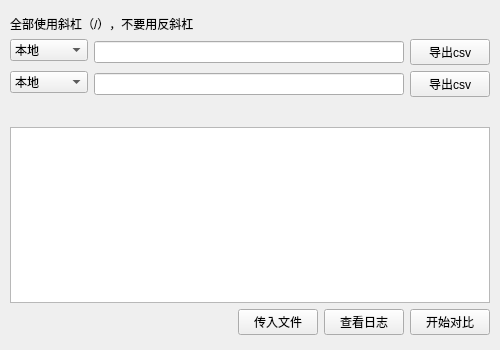
Before: the Qt Designer form main.ui in Lantern-9/FileTreeComparison, drawn with Qt 5.
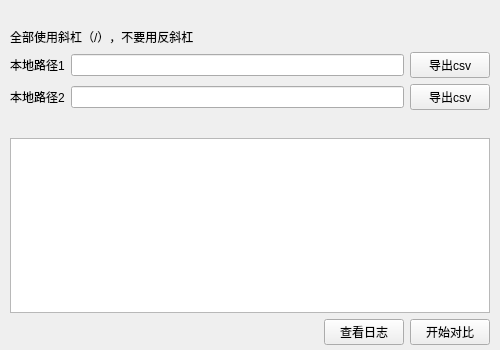
After: the same form once the commit is applied.

Commit message: 代码结构大调整，只对比本地文件，作为一个学习用例

Diff of the .ui file:
```diff
--- a/main.ui
+++ b/main.ui
@@ -77,7 +77,7 @@
       <height>350</height>
      </size>
     </property>
-    <layout class="QVBoxLayout" name="verticalLayout" stretch="0,0,0,0,0">
+    <layout class="QVBoxLayout" name="verticalLayout" stretch="0,0,0,0,0,0">
      <property name="sizeConstraint">
       <enum>QLayout::SetDefaultConstraint</enum>
      </property>
@@ -85,14 +85,27 @@
       <number>10</number>
      </property>
      <property name="topMargin">
-      <number>15</number>
+      <number>5</number>
      </property>
      <property name="rightMargin">
       <number>10</number>
      </property>
      <property name="bottomMargin">
-      <number>15</number>
+      <number>5</number>
      </property>
+     <item>
+      <spacer name="verticalSpacer_2">
+       <property name="orientation">
+        <enum>Qt::Vertical</enum>
+       </property>
+       <property name="sizeHint" stdset="0">
+        <size>
+         <width>20</width>
+         <height>40</height>
+        </size>
+       </property>
+      </spacer>
+     </item>
      <item>
       <widget class="QLabel" name="label">
        <property name="text">
@@ -122,20 +135,6 @@
          </item>
         </layout>
        </item>
-       <item row="2" column="0">
-        <widget class="QComboBox" name="comboBox_2">
-         <item>
-          <property name="text">
-           <string>本地</string>
-          </property>
-         </item>
-         <item>
-          <property name="text">
-           <string>百度网盘</string>
-          </property>
-         </item>
-        </widget>
-       </item>
        <item row="2" column="1">
         <layout class="QHBoxLayout" name="horizontalLayout_2">
          <item>
@@ -151,17 +150,17 @@
         </layout>
        </item>
        <item row="1" column="0">
-        <widget class="QComboBox" name="comboBox">
-         <item>
-          <property name="text">
-           <string>本地</string>
-          </property>
-         </item>
-         <item>
-          <property name="text">
-           <string>百度网盘</string>
-          </property>
-         </item>
+        <widget class="QLabel" name="label_2">
+         <property name="text">
+          <string>本地路径1</string>
+         </property>
+        </widget>
+       </item>
+       <item row="2" column="0">
+        <widget class="QLabel" name="label_3">
+         <property name="text">
+          <string>本地路径2</string>
+         </property>
         </widget>
        </item>
       </layout>
@@ -200,13 +199,6 @@
          </property>
         </spacer>
        </item>
-       <item>
-        <widget class="QPushButton" name="pushButton_5">
-         <property name="text">
-          <string>传入文件</string>
-         </property>
-        </widget>
-       </item>
        <item>
         <widget class="QPushButton" name="pushButton_4">
          <property name="text">
```
Left out of the diff: 10 changed lines with no effect on the pictures. The commit also changes 10 other files.
